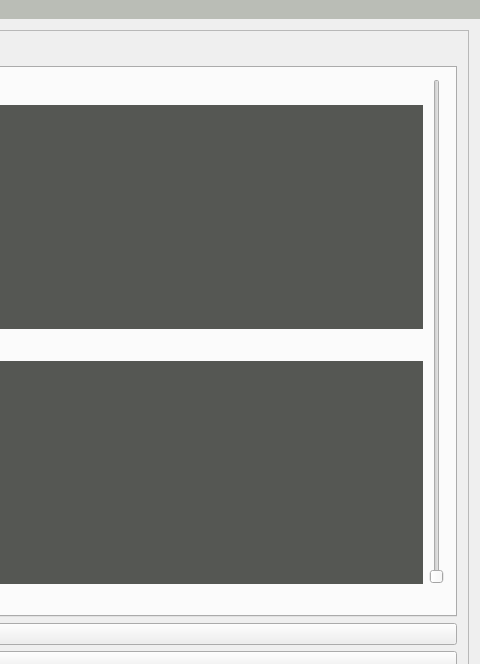
EngineeringLibrary/BCN3D, file Software-Qt/mainwindow.ui: the form before one commit; both pictures show x 837 to 1317 and y 0 to 664 of the 1317 by 754 pixel window.
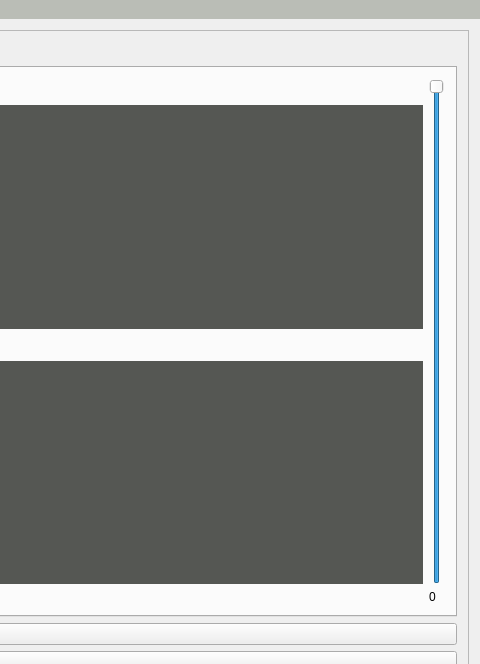
The form after the commit.

Commit message: Foi adicionado o vertical Slider para Redimensionamento da imagem

Patch:
```diff
--- a/Software-Qt/mainwindow.ui
+++ b/Software-Qt/mainwindow.ui
@@ -30,9 +30,9 @@
        <property name="geometry">
         <rect>
          <x>0</x>
-         <y>-74</y>
-         <width>1283</width>
-         <height>792</height>
+         <y>0</y>
+         <width>1297</width>
+         <height>693</height>
         </rect>
        </property>
        <layout class="QGridLayout" name="gridLayout_8">
@@ -318,6 +318,15 @@
               </item>
               <item row="0" column="1">
                <widget class="QSlider" name="resizeImg">
+                <property name="minimum">
+                 <number>1</number>
+                </property>
+                <property name="maximum">
+                 <number>1000</number>
+                </property>
+                <property name="value">
+                 <number>1000</number>
+                </property>
                 <property name="orientation">
                  <enum>Qt::Vertical</enum>
                 </property>
@@ -326,7 +335,7 @@
               <item row="1" column="1">
                <widget class="QLabel" name="label">
                 <property name="text">
-                 <string/>
+                 <string>0</string>
                 </property>
                </widget>
               </item>
```
Left out of the diff: 4 changed lines with no effect on the pictures. The commit also changes 6 other files.
